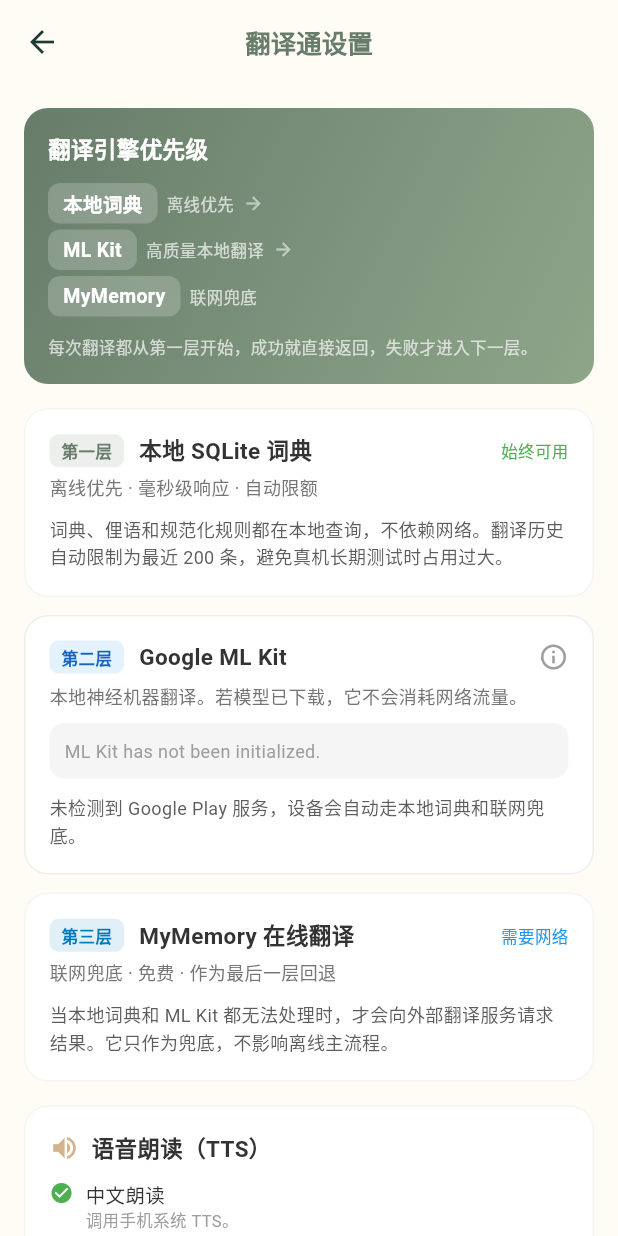
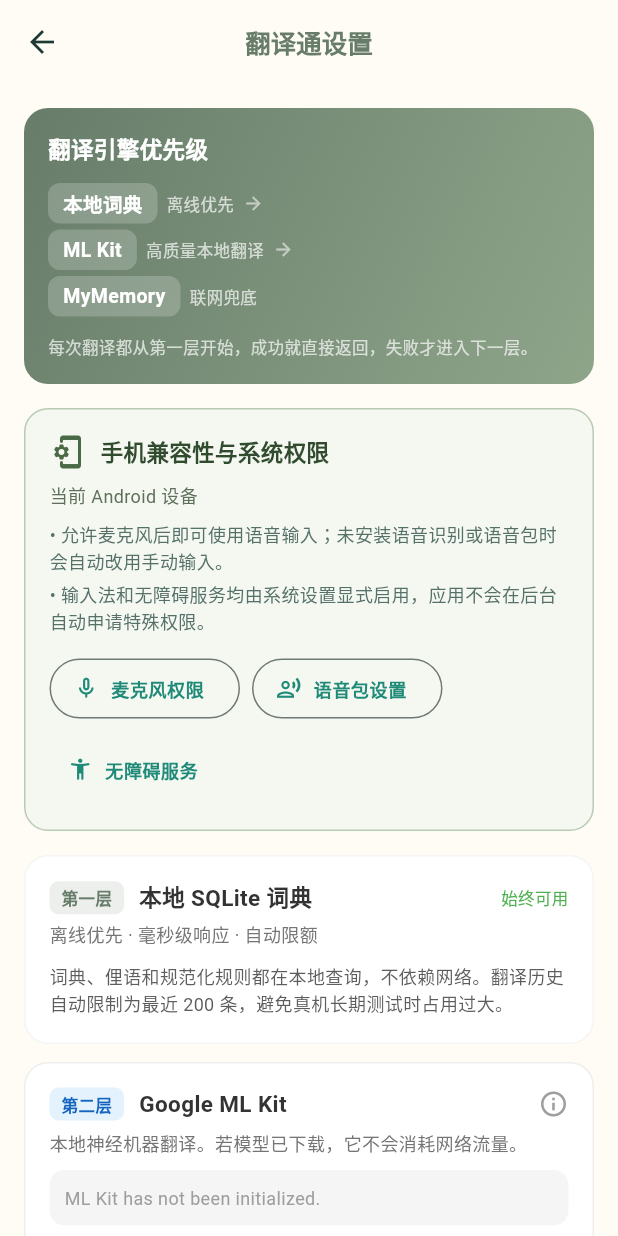
Before and after one commit to lijose583148258/-, a Flutter app: the screen it shows after launch, item 2 of the bottom bar chosen, after a tap on the "tune" icon, on a phone screen of 412 x 824 dp. Run offline on Flutter 3.47's test engine with Material 3 defaults, Android fonts, the phone set to English and light mode, and no system bars; our stand-ins replace clock, path_provider_platform_interface, sqflite_common; missing offline and left inert: dart:html, dart:js_interop, dart:js_util, google_mlkit_commons, permission_handler_platform_interface, speech_to_text_platform_interface; accounts and stored records are empty; statements that could not run were skipped.

Commit message:
fix: improve OEM recovery and device checks

```diff
--- a/fanyi_app/lib/screens/conversation_screen.dart
+++ b/fanyi_app/lib/screens/conversation_screen.dart
@@ -1,5 +1,6 @@
 import 'package:flutter/material.dart';
 
+import '../services/device_compatibility_service.dart';
 import '../services/speech_service.dart';
 import '../services/translation_service.dart';
 import '../services/tts_service.dart';
@@ -12,7 +13,8 @@ class ConversationScreen extends StatefulWidget {
   State<ConversationScreen> createState() => _ConversationScreenState();
 }
 
-class _ConversationScreenState extends State<ConversationScreen> {
+class _ConversationScreenState extends State<ConversationScreen>
+    with WidgetsBindingObserver {
   final List<_ConversationEntry> _messages = [];
 
   bool _speechAvailable = false;
@@ -25,11 +27,14 @@ class _ConversationScreenState extends State<ConversationScreen> {
   @override
   void initState() {
     super.initState();
-    _initSpeech();
+    WidgetsBinding.instance.addObserver(this);
+    _initSpeech(requestPermission: true);
   }
 
-  Future<void> _initSpeech() async {
-    final available = await SpeechService.initialize();
+  Future<void> _initSpeech({bool requestPermission = false}) async {
+    final available = requestPermission
+        ? await SpeechService.initialize()
+        : await SpeechService.refreshAvailability();
     final viAvailable = available
         ? await SpeechService.isVietnameseSpeechSupported()
         : false;
@@ -38,6 +43,26 @@ class _ConversationScreenState extends State<ConversationScreen> {
       _speechAvailable = available;
       _vietnameseSpeechAvailable = viAvailable;
     });
+  }
+
+  @override
+  void didChangeAppLifecycleState(AppLifecycleState state) {
+    if (state == AppLifecycleState.resumed) {
+      _initSpeech();
+    }
+  }
+
+  Future<void> _retrySpeech() async {
+    final available = await SpeechService.initialize(forceRetry: true);
+    final viAvailable = available
+        ? await SpeechService.isVietnameseSpeechSupported()
+        : false;
+    if (!mounted) return;
+    setState(() {
+      _speechAvailable = available;
+      _vietnameseSpeechAvailable = viAvailable;
+    });
+    if (!available) _showSpeechUnavailable();
   }
 
   Future<void> _startListening(bool chineseSource) async {
@@ -140,9 +165,17 @@ class _ConversationScreenState extends State<ConversationScreen> {
   }
 
   void _showSpeechUnavailable() {
-    ScaffoldMessenger.of(
-      context,
-    ).showSnackBar(const SnackBar(content: Text('当前设备无法使用语音识别，请改用手动输入。')));
+    ScaffoldMessenger.of(context).showSnackBar(
+      SnackBar(
+        content: const Text('当前设备无法使用语音识别，请改用手动输入。'),
+        action: SnackBarAction(
+          label: '系统设置',
+          onPressed: () {
+            DeviceCompatibilityService.openAppDetailsSettings().ignore();
+          },
+        ),
+      ),
+    );
   }
 
   Future<void> _onInputPressed(bool chineseSource) async {
@@ -172,6 +205,7 @@ class _ConversationScreenState extends State<ConversationScreen> {
 
   @override
   void dispose() {
+    WidgetsBinding.instance.removeObserver(this);
     SpeechService.cancelListening().ignore();
     TtsService.stop().ignore();
     super.dispose();
@@ -259,6 +293,15 @@ class _ConversationScreenState extends State<ConversationScreen> {
                               letterSpacing: 0.3,
                             ),
                           ),
+                        ),
+                      if (!_speechAvailable)
+                        TextButton.icon(
+                          onPressed: _retrySpeech,
+                          icon: const Icon(
+                            Icons.settings_voice_rounded,
+                            size: 16,
+                          ),
+                          label: const Text('检查权限'),
                         ),
                     ],
                   ),
--- a/fanyi_app/lib/screens/dictionary_screen.dart
+++ b/fanyi_app/lib/screens/dictionary_screen.dart
@@ -1,4 +1,5 @@
 import 'package:flutter/material.dart';
+import '../services/device_compatibility_service.dart';
 import '../services/local_db_service.dart';
 import '../services/tts_service.dart';
 
@@ -70,9 +71,17 @@ class _DictionaryScreenState extends State<DictionaryScreen>
     final success = await TtsService.speakVietnamese(word);
     if (!success && mounted) {
       ScaffoldMessenger.of(context).showSnackBar(
-        const SnackBar(
-          content: Text('设备不支持越南语朗读，请安装越南语语音包。'),
+        SnackBar(
+          content: const Text('设备不支持越南语朗读，请安装越南语语音包。'),
           behavior: SnackBarBehavior.floating,
+          action: SnackBarAction(
+            label: '语音包设置',
+            onPressed: () {
+              TtsService.reset().then(
+                (_) => DeviceCompatibilityService.openTextToSpeechSettings(),
+              );
+            },
+          ),
         ),
       );
     }
--- a/fanyi_app/lib/screens/settings_screen.dart
+++ b/fanyi_app/lib/screens/settings_screen.dart
@@ -1,5 +1,6 @@
 import 'package:flutter/material.dart';
 
+import '../services/device_compatibility_service.dart';
 import '../services/local_db_service.dart';
 import '../services/mlkit_service.dart';
 import '../services/tts_service.dart';
@@ -15,6 +16,7 @@ class SettingsScreen extends StatefulWidget {
 class _SettingsScreenState extends State<SettingsScreen> {
   MlKitStatus? _mlKitStatus;
   AppStorageStats? _storageStats;
+  DeviceCompatibilityProfile? _deviceProfile;
   bool _viTtsSupported = false;
   bool _loading = true;
   bool _downloadingModels = false;
@@ -29,19 +31,29 @@ class _SettingsScreenState extends State<SettingsScreen> {
 
   Future<void> _loadStatus() async {
     setState(() => _loading = true);
-    final results = await Future.wait<dynamic>([
-      MlKitService.getStatus(),
-      TtsService.isViSupported,
-      LocalDbService.getStorageStats(),
-    ]);
+    final mlKitStatus = await MlKitService.getStatus();
+    final viTtsSupported = await TtsService.isViSupported;
+    final deviceProfile = await DeviceCompatibilityService.getProfile();
+    AppStorageStats? storageStats;
+    try {
+      storageStats = await LocalDbService.getStorageStats();
+    } catch (_) {
+      // Storage details are optional; the rest of settings remains available.
+    }
 
     if (!mounted) return;
     setState(() {
-      _mlKitStatus = results[0] as MlKitStatus;
-      _viTtsSupported = results[1] as bool;
-      _storageStats = results[2] as AppStorageStats;
+      _mlKitStatus = mlKitStatus;
+      _viTtsSupported = viTtsSupported;
+      _storageStats = storageStats;
+      _deviceProfile = deviceProfile;
       _loading = false;
     });
+  }
+
+  Future<void> _openTextToSpeechSettings() async {
+    await TtsService.reset();
+    await DeviceCompatibilityService.openTextToSpeechSettings();
   }
 
   Future<void> _triggerModelDownload() async {
@@ -52,7 +64,8 @@ class _SettingsScreenState extends State<SettingsScreen> {
   }
 
   Future<void> _clearTranslationHistory() async {
-    final confirmed = await showDialog<bool>(
+    final confirmed =
+        await showDialog<bool>(
           context: context,
           builder: (context) => AlertDialog(
             title: const Text('清理翻译历史'),
@@ -79,7 +92,8 @@ class _SettingsScreenState extends State<SettingsScreen> {
   }
 
   Future<void> _clearMlKitCache() async {
-    final confirmed = await showDialog<bool>(
+    final confirmed =
+        await showDialog<bool>(
           context: context,
           builder: (context) => AlertDialog(
             title: const Text('清理离线模型'),
@@ -131,6 +145,8 @@ class _SettingsScreenState extends State<SettingsScreen> {
               children: [
                 _buildArchitectureCard(),
                 const SizedBox(height: 16),
+                _buildDeviceCompatibilityCard(),
+                const SizedBox(height: 16),
                 _buildEngineCard(
                   tier: '第一层',
                   title: '本地 SQLite 词典',
@@ -164,7 +180,11 @@ class _SettingsScreenState extends State<SettingsScreen> {
                 const Center(
                   child: Text(
                     '翻译引擎会根据设备能力自动选择。历史记录会自动保留最近 200 条，需要时可在本页一键清理。',
-                    style: TextStyle(fontSize: 12, color: Colors.grey, height: 1.6),
+                    style: TextStyle(
+                      fontSize: 12,
+                      color: Colors.grey,
+                      height: 1.6,
+                    ),
                     textAlign: TextAlign.center,
                   ),
                 ),
@@ -209,6 +229,88 @@ class _SettingsScreenState extends State<SettingsScreen> {
     );
   }
 
+  Widget _buildDeviceCompatibilityCard() {
+    final profile =
+        _deviceProfile ??
+        DeviceCompatibilityProfile.forManufacturer(manufacturer: '');
+    final isKnownOem = profile.family != DeviceFamily.generic;
+
+    return Container(
+      padding: const EdgeInsets.all(16),
+      decoration: BoxDecoration(
+        color: const Color(0xFFF4F8F1),
+        borderRadius: BorderRadius.circular(16),
+        border: Border.all(color: const Color(0xFFB9CBB4)),
+      ),
+      child: Column(
+        crossAxisAlignment: CrossAxisAlignment.start,
+        children: [
+          Row(
+            children: [
+              const Icon(
+                Icons.phonelink_setup_rounded,
+                color: Color(0xFF4A6A46),
+              ),
+              const SizedBox(width: 10),
+              Expanded(
+                child: Text(
+                  isKnownOem ? '已识别：${profile.familyLabel}' : '手机兼容性与系统权限',
+                  style: const TextStyle(
+                    fontSize: 15,
+                    fontWeight: FontWeight.w800,
+                    color: Color(0xFF314B2F),
+                  ),
+                ),
+              ),
+            ],
+          ),
+          const SizedBox(height: 8),
+          Text(
+            '${profile.deviceLabel}${profile.sdkInt > 0 ? ' · Android ${profile.sdkInt}' : ''}',
+            style: const TextStyle(fontSize: 12, color: Color(0xFF5F6F5B)),
+          ),
+          const SizedBox(height: 8),
+          ...profile.guidance.map(
+            (item) => Padding(
+              padding: const EdgeInsets.only(bottom: 5),
+              child: Text(
+                '• $item',
+                style: const TextStyle(fontSize: 12, height: 1.45),
+              ),
+            ),
+          ),
+          const SizedBox(height: 8),
+          Wrap(
+            spacing: 8,
+            runSpacing: 6,
+            children: [
+              OutlinedButton.icon(
+                onPressed: () {
+                  DeviceCompatibilityService.openAppDetailsSettings().ignore();
+                },
+                icon: const Icon(Icons.mic_none_rounded, size: 17),
+                label: const Text('麦克风权限'),
+              ),
+              OutlinedButton.icon(
+                onPressed: _openTextToSpeechSettings,
+                icon: const Icon(Icons.record_voice_over_outlined, size: 17),
+                label: const Text('语音包设置'),
+              ),
+              TextButton.icon(
+                onPressed: () {
+                  DeviceCompatibilityService.openAccessibilitySettings()
+                      .ignore();
+                },
+                icon: const Icon(Icons.accessibility_new_rounded, size: 17),
+                label: const Text('无障碍服务'),
+              ),
+            ],
+          ),
+        ],
+      ),
+    );
+  }
+
   Widget _flowStep(String name, String desc, String? arrow) {
     return Padding(
       padding: const EdgeInsets.only(bottom: 4),
@@ -230,7 +332,10 @@ class _SettingsScreenState extends State<SettingsScreen> {
             ),
           ),
           const SizedBox(width: 6),
-          Text(desc, style: const TextStyle(color: Colors.white70, fontSize: 11)),
+          Text(
+            desc,
+            style: const TextStyle(color: Colors.white70, fontSize: 11),
+          ),
           if (arrow != null) ...[
             const SizedBox(width: 6),
             const Icon(Icons.arrow_forward, color: Colors.white54, size: 14),
@@ -321,8 +426,8 @@ class _SettingsScreenState extends State<SettingsScreen> {
           Text(
             available
                 ? modelsReady
-                    ? '模型已就绪，适合真机长期测试。'
-                    : '已检测到 Google Play 服务，模型正在后台准备。'
+                      ? '模型已就绪，适合真机长期测试。'
+                      : '已检测到 Google Play 服务，模型正在后台准备。'
                 : '未检测到 Google Play 服务，设备会自动走本地词典和联网兜底。',
             style: const TextStyle(
               fontSize: 12,
@@ -471,9 +576,7 @@ class _SettingsScreenState extends State<SettingsScreen> {
           _ttsRow(
             '越南语朗读',
             _viTtsSupported,
-            _viTtsSupported
-                ? '设备已支持越南语朗读。'
-                : '未检测到越南语语音包，可在系统里安装。',
+            _viTtsSupported ? '设备已支持越南语朗读。' : '未检测到越南语语音包，可在系统里安装。',
           ),
         ],
       ),
@@ -504,7 +607,11 @@ class _SettingsScreenState extends State<SettingsScreen> {
               ),
               Text(
                 desc,
-                style: const TextStyle(fontSize: 11, color: Colors.grey, height: 1.4),
+                style: const TextStyle(
+                  fontSize: 11,
+                  color: Colors.grey,
+                  height: 1.4,
+                ),
               ),
             ],
           ),
@@ -544,8 +651,8 @@ class _SettingsScreenState extends State<SettingsScreen> {
             stats == null
                 ? '正在统计本地占用...'
                 : '翻译历史：${stats.historyCount}/${stats.maxHistory} 条  ·  '
-                    '词典文件：${_formatBytes(stats.dictionaryBytes)}  ·  '
-                    'App 数据：${_formatBytes(stats.appDbBytes)}',
+                      '词典文件：${_formatBytes(stats.dictionaryBytes)}  ·  '
+                      'App 数据：${_formatBytes(stats.appDbBytes)}',
             style: const TextStyle(
               fontSize: 12,
               color: Color(0xFF5D5D5D),
--- a/fanyi_app/lib/screens/translation_screen.dart
+++ b/fanyi_app/lib/screens/translation_screen.dart
@@ -4,6 +4,7 @@ import 'package:flutter/material.dart';
 import 'package:flutter/services.dart';
 
 import '../services/app_action_service.dart';
+import '../services/device_compatibility_service.dart';
 import '../services/translation_service.dart';
 import '../services/tts_service.dart';
 import '../ui/app_theme.dart';
@@ -143,9 +144,19 @@ class _TranslationScreenState extends State<TranslationScreen> {
     setState(() => _isSpeaking = false);
 
     if (!success) {
-      ScaffoldMessenger.of(
-        context,
-      ).showSnackBar(const SnackBar(content: Text('当前设备缺少可用语音包，无法朗读。')));
+      ScaffoldMessenger.of(context).showSnackBar(
+        SnackBar(
+          content: const Text('当前设备缺少可用语音包，无法朗读。'),
+          action: SnackBarAction(
+            label: '语音包设置',
+            onPressed: () {
+              TtsService.reset().then(
+                (_) => DeviceCompatibilityService.openTextToSpeechSettings(),
+              );
+            },
+          ),
+        ),
+      );
     }
   }
 
--- /dev/null
+++ b/fanyi_app/lib/services/device_compatibility_service.dart
@@ -0,0 +1,112 @@
+import 'package:flutter/services.dart';
+
+enum DeviceFamily { xiaomi, oppo, honor, generic }
+
+class DeviceCompatibilityProfile {
+  final DeviceFamily family;
+  final String manufacturer;
+  final String model;
+  final int sdkInt;
+
+  const DeviceCompatibilityProfile({
+    required this.family,
+    required this.manufacturer,
+    required this.model,
+    required this.sdkInt,
+  });
+
+  factory DeviceCompatibilityProfile.fromMap(Map<Object?, Object?> map) {
+    final manufacturer = map['manufacturer']?.toString() ?? '';
+    return DeviceCompatibilityProfile.forManufacturer(
+      manufacturer: manufacturer,
+      model: map['model']?.toString() ?? '',
+      sdkInt: int.tryParse(map['sdkInt']?.toString() ?? '') ?? 0,
+    );
+  }
+
+  factory DeviceCompatibilityProfile.forManufacturer({
+    required String manufacturer,
+    String model = '',
+    int sdkInt = 0,
+  }) {
+    final normalized = manufacturer.trim().toLowerCase();
+    final family = switch (normalized) {
+      'xiaomi' || 'redmi' || 'poco' => DeviceFamily.xiaomi,
+      'oppo' || 'oneplus' || 'realme' => DeviceFamily.oppo,
+      'honor' => DeviceFamily.honor,
+      _ => DeviceFamily.generic,
+    };
+    return DeviceCompatibilityProfile(
+      family: family,
+      manufacturer: manufacturer.trim(),
+      model: model.trim(),
+      sdkInt: sdkInt,
+    );
+  }
+
+  String get deviceLabel {
+    final parts = [manufacturer, model].where((value) => value.isNotEmpty);
+    final name = parts.join(' ');
+    return name.isEmpty ? '当前 Android 设备' : name;
+  }
+
+  String get familyLabel => switch (family) {
+    DeviceFamily.xiaomi => '小米 / Redmi / POCO（MIUI、HyperOS）',
+    DeviceFamily.oppo => 'OPPO / OnePlus / realme（ColorOS）',
+    DeviceFamily.honor => '荣耀（MagicOS）',
+    DeviceFamily.generic => '标准 Android 兼容模式',
+  };
+
+  List<String> get guidance => switch (family) {
+    DeviceFamily.xiaomi => const [
+      '在“应用信息 → 权限”允许麦克风；若被拒绝，请在系统设置中重新开启。',
+      '使用输入法或屏幕翻译时，不要在安全中心中强制结束应用；按系统提示允许相关服务。',
+    ],
+    DeviceFamily.oppo => const [
+      '在“应用信息 → 权限管理”允许麦克风，并在权限弹窗被拦截时改从系统设置开启。',
+      '若系统提示后台或自启动限制，仅在你需要输入法/无障碍功能持续可用时允许该项。',
+    ],
+    DeviceFamily.honor => const [
+      '在“应用信息 → 权限”允许麦克风；拒绝后可从系统设置重新授予。',
+      '若需要持续使用输入法或无障碍翻译，避免在系统清理中手动结束应用服务。',
+    ],
+    DeviceFamily.generic => const [
+      '允许麦克风后即可使用语音输入；未安装语音识别或语音包时会自动改用手动输入。',
+      '输入法和无障碍服务均由系统设置显式启用，应用不会在后台自动申请特殊权限。',
+    ],
+  };
+}
+
+class DeviceCompatibilityService {
+  static const MethodChannel _channel = MethodChannel(
+    'fanyitong/device_support',
+  );
+
+  static Future<DeviceCompatibilityProfile> getProfile() async {
+    try {
+      final result = await _channel.invokeMapMethod<Object?, Object?>(
+        'getDeviceProfile',
+      );
+      return DeviceCompatibilityProfile.fromMap(result ?? const {});
+    } catch (_) {
+      return DeviceCompatibilityProfile.forManufacturer(manufacturer: '');
+    }
+  }
+
+  static Future<bool> openAppDetailsSettings() =>
+      _open('openAppDetailsSettings');
+
+  static Future<bool> openTextToSpeechSettings() =>
+      _open('openTextToSpeechSettings');
+
+  static Future<bool> openAccessibilitySettings() =>
+      _open('openAccessibilitySettings');
+
+  static Future<bool> _open(String method) async {
+    try {
+      return await _channel.invokeMethod<bool>(method) ?? false;
+    } catch (_) {
+      return false;
+    }
+  }
+}
--- a/fanyi_app/lib/services/speech_service.dart
+++ b/fanyi_app/lib/services/speech_service.dart
@@ -9,14 +9,43 @@ class SpeechService {
   static bool _available = false;
   static bool _initialized = false;
 
-  static Future<bool> initialize() {
-    if (_initialized) return Future<bool>.value(_available);
-    return _initializing ??= _initializeSafely();
+  static Future<bool> initialize({
+    bool requestPermission = true,
+    bool forceRetry = false,
+  }) {
+    if (_initializing != null) return _initializing!;
+    if (_initialized && !forceRetry) return Future<bool>.value(_available);
+    if (forceRetry) {
+      _initialized = false;
+      _available = false;
+    }
+    return _initializing ??= _initializeSafely(
+      requestPermission: requestPermission,
+    );
   }
 
-  static Future<bool> _initializeSafely() async {
+  static Future<bool> refreshAvailability() async {
     try {
-      final status = await Permission.microphone.request();
+      final status = await Permission.microphone.status;
+      if (!status.isGranted) {
+        _available = false;
+        return false;
+      }
+      return initialize(requestPermission: false, forceRetry: !_available);
+    } catch (error) {
+      debugPrint('Microphone permission status is unavailable: $error');
+      _available = false;
+      return false;
+    }
+  }
+
+  static Future<bool> _initializeSafely({
+    required bool requestPermission,
+  }) async {
+    try {
+      final status = requestPermission
+          ? await Permission.microphone.request()
+          : await Permission.microphone.status;
       if (!status.isGranted) {
         debugPrint('Microphone permission was denied.');
         _available = false;
```
Also changed, not shown: fanyi_app/lib/services/tts_service.dart (+9 -0 lines), 5 other files.
